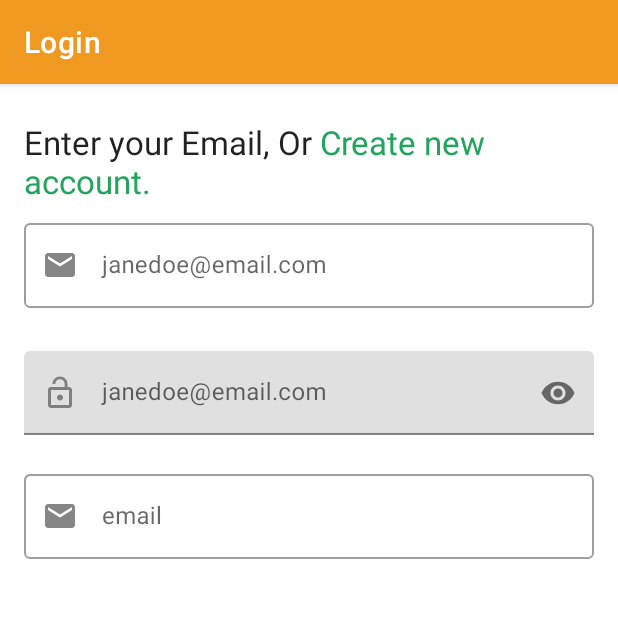
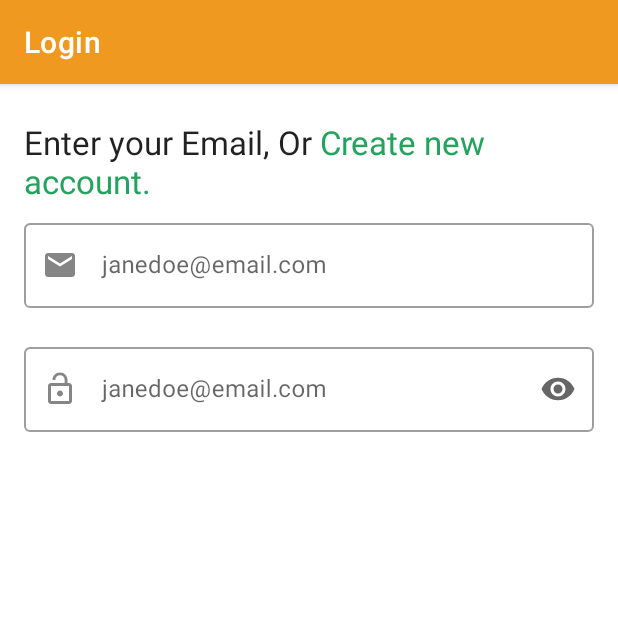
Before and after one commit to ma-za-kpe/FoodAway, an Android app: the LoginFragment screen opened through its navigation route, on a phone screen of 412 x 824 dp, the top half of it. Run offline under Robolectric (Android 15) with nearby library versions, the phone set to English and light mode, and no system bars; our stand-ins replace Timber, navigation-ui.

Commit message:
update login page'

```diff
--- a/app/src/main/res/layout/fragment_login.xml
+++ b/app/src/main/res/layout/fragment_login.xml
@@ -69,12 +69,13 @@
 
     <com.google.android.material.textfield.TextInputLayout
         android:id="@+id/password_toggle"
+
+        style="@style/Widget.MaterialComponents.TextInputLayout.OutlinedBox"
         android:layout_width="0dp"
         android:layout_height="wrap_content"
-        android:layout_marginTop="8dp"
-        app:errorEnabled="true"
         android:hint="@string/janedoe_email_com"
         app:endIconMode="password_toggle"
+        app:errorEnabled="true"
         app:layout_constraintEnd_toStartOf="@+id/guideline6"
         app:layout_constraintStart_toStartOf="@+id/guideline5"
         app:layout_constraintTop_toBottomOf="@+id/email_address"
@@ -87,23 +88,4 @@
 
     </com.google.android.material.textfield.TextInputLayout>
 
-    <com.google.android.material.textfield.TextInputLayout
-        android:id="@+id/outlinedTextField"
-        style="@style/Widget.MaterialComponents.TextInputLayout.OutlinedBox"
-        android:layout_width="0dp"
-        android:layout_height="wrap_content"
-        android:hint="email"
-        app:endIconMode="clear_text"
-        app:errorEnabled="true"
-        app:startIconDrawable="@drawable/ic_email"
-        app:layout_constraintEnd_toStartOf="@+id/guideline6"
-        app:layout_constraintStart_toStartOf="@+id/guideline5"
-        app:layout_constraintTop_toBottomOf="@+id/password_toggle">
-
-        <com.google.android.material.textfield.TextInputEditText
-            android:layout_width="match_parent"
-            android:layout_height="wrap_content" />
-
-    </com.google.android.material.textfield.TextInputLayout>
-
 </androidx.constraintlayout.widget.ConstraintLayout>
```
